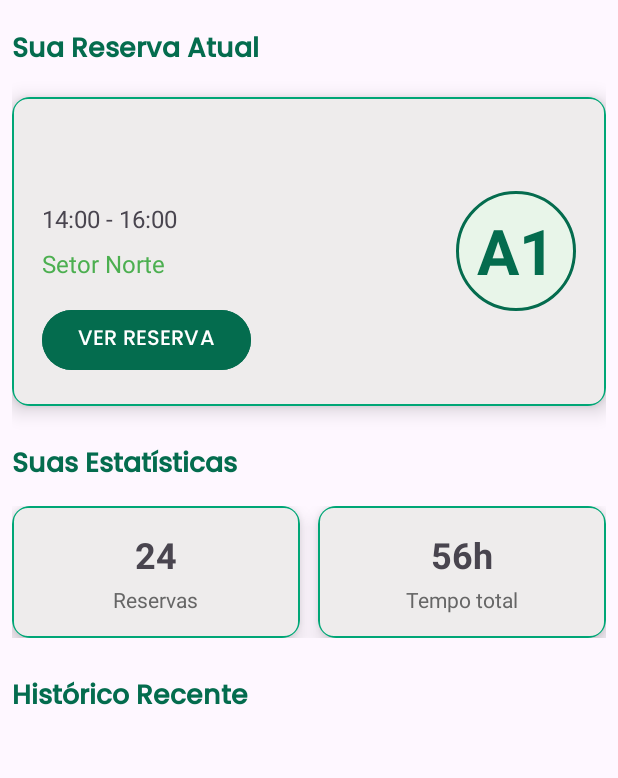
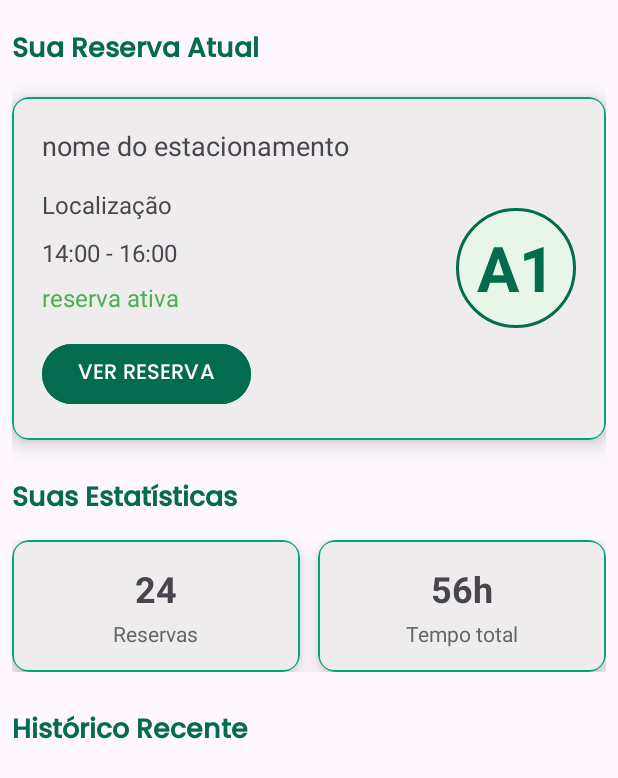
Before and after one commit to lariiscriis/ValletProjeto, an Android app: the layout fragment_motorista_dashboard.xml on its own in the app's theme, with its tools: preview values and no code run, on a phone screen of 412 x 824 dp. Shown: the top 778 px of the screen. Run offline under Robolectric (Android 15) with nearby library versions, the phone set to English and light mode, and no system bars.

Commit message:
fix(app/reserva): Mostra nome do estacionamento na dashboard

```diff
--- a/app/src/main/java/br/edu/fatecpg/valletprojeto/PerfilMotoristaActivity.kt
+++ b/app/src/main/java/br/edu/fatecpg/valletprojeto/PerfilMotoristaActivity.kt
@@ -6,8 +6,6 @@ import android.view.View
 import android.widget.Toast
 import androidx.appcompat.app.AppCompatActivity
 import androidx.lifecycle.ViewModelProvider
-import androidx.recyclerview.widget.LinearLayoutManager
-import br.edu.fatecpg.valletprojeto.adapter.ReservaAdapter
 import br.edu.fatecpg.valletprojeto.databinding.ActivityPerfilMotoristaBinding
 import br.edu.fatecpg.valletprojeto.viewmodel.PerfilMotoristaViewModel
 import com.bumptech.glide.Glide
--- a/app/src/main/java/br/edu/fatecpg/valletprojeto/adapter/HistoricoReservasAdapter.kt
+++ b/app/src/main/java/br/edu/fatecpg/valletprojeto/adapter/HistoricoReservasAdapter.kt
@@ -26,7 +26,9 @@ class HistoricoReservasAdapter(
         val reserva = listaReservas[position]
         holder.binding.tvHistorySpot.text = reserva.vaga
         holder.binding.tvHistoryDate.text = reserva.data
+        holder.binding.txvEstacionamento.text = reserva.estacionamentoNome
         holder.binding.tvHistoryTime.text = reserva.horario
+
     }
 
     override fun getItemCount() = listaReservas.size
--- a/app/src/main/java/br/edu/fatecpg/valletprojeto/model/ReservaHistorico.kt
+++ b/app/src/main/java/br/edu/fatecpg/valletprojeto/model/ReservaHistorico.kt
@@ -1,6 +1,8 @@
 package br.edu.fatecpg.valletprojeto.model
+
 data class ReservaHistorico(
     val vaga: String,
     val data: String,
-    val horario: String
+    val horario: String,
+    val estacionamentoNome: String
 )
--- a/app/src/main/res/layout/fragment_motorista_dashboard.xml
+++ b/app/src/main/res/layout/fragment_motorista_dashboard.xml
@@ -44,13 +44,19 @@
                     android:layout_alignParentLeft="true"
                     android:layout_toLeftOf="@+id/txv_spot_letter"
                     android:orientation="vertical">
-
+                    <TextView
+                        android:id="@+id/txv_estacionamento"
+                        android:layout_width="wrap_content"
+                        android:layout_height="wrap_content"
+                        android:layout_marginBottom="16dp"
+                        android:text="nome do estacionamento"
+                        android:textSize="18sp" />
                     <TextView
                         android:id="@+id/txv_location"
                         android:layout_width="wrap_content"
                         android:layout_height="wrap_content"
-                        android:layout_marginBottom="28dp"
-                        android:text=""
+                        android:layout_marginBottom="10dp"
+                        android:text="Localização"
                         android:textSize="16sp" />
 
                     <TextView
@@ -66,7 +72,7 @@
                         android:layout_width="wrap_content"
                         android:layout_height="wrap_content"
                         android:layout_marginBottom="16dp"
-                        android:text="Setor Norte"
+                        android:text="reserva ativa"
                         android:textColor="#4CAF50"
                         android:textSize="16sp" />
 
```
Also changed, not shown: app/src/main/java/br/edu/fatecpg/valletprojeto/fragments/MotoristaFragment.kt (+24 -4 lines), app/src/main/res/layout/item_reserva_historico_recente.xml (+9 -0 lines).
